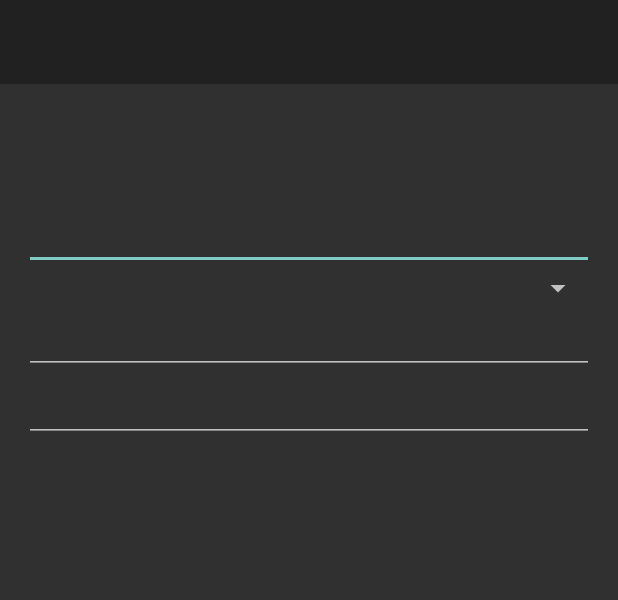
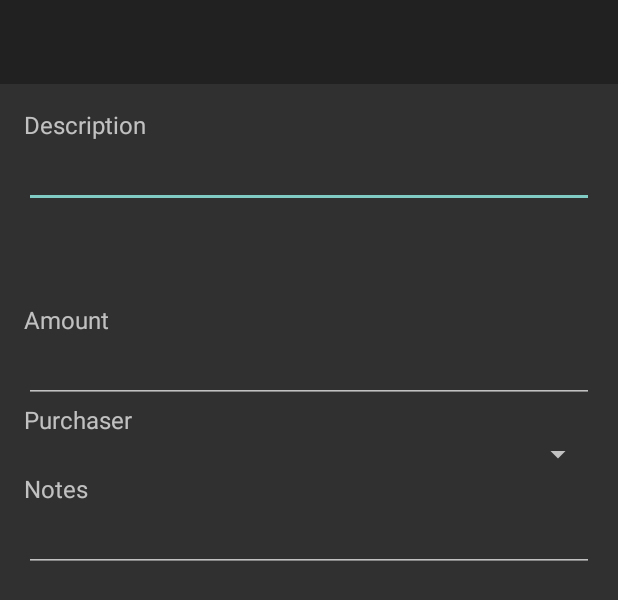
Before and after one commit to cartland/octavia-street-hilton, an Android app: the layout activity_transaction.xml on its own in the app's theme, with its tools: preview values and no code run, on a phone screen of 412 x 824 dp. Shown: the top 600 px of the screen. Run offline under Robolectric (Android 15) with nearby library versions, the light colour scheme and no system bars.

Commit message:
Clean up transaction editor UI.

```diff
--- a/android/app/src/main/res/layout/activity_transaction.xml
+++ b/android/app/src/main/res/layout/activity_transaction.xml
@@ -52,35 +52,72 @@
             android:paddingBottom="@dimen/activity_vertical_margin"
             >
             <TextView
-                android:id="@+id/transaction_string"
+                android:text="@string/description_header"
                 android:layout_width="match_parent"
-                android:layout_height="wrap_content" />
+                android:layout_height="wrap_content"
+                android:textSize="@dimen/small_header_height"
+                />
+            <EditText
+                android:id="@+id/transaction_description_editor"
+                android:layout_width="match_parent"
+                android:layout_height="wrap_content"
+                android:paddingTop="@dimen/editor_padding"
+                android:paddingBottom="@dimen/editor_padding"
+                android:inputType="text"
+                />
+
             <TextView
+                style="@style/TextStyle"
                 android:id="@+id/transaction_date_editor"
                 android:layout_width="match_parent"
                 android:layout_height="wrap_content"
                 android:textSize="@dimen/transaction_big_date_text_size"
+                android:paddingTop="@dimen/editor_padding"
+                android:paddingBottom="@dimen/editor_padding"
+                />
+
+            <TextView
+                android:text="@string/amount_header"
+                android:layout_width="match_parent"
+                android:layout_height="wrap_content"
+                android:textSize="@dimen/small_header_height"
                 />
             <EditText
                 android:id="@+id/transaction_amount_editor"
                 android:layout_width="match_parent"
                 android:layout_height="wrap_content"
+                android:paddingTop="@dimen/editor_padding"
+                android:paddingBottom="@dimen/editor_padding"
                 android:inputType="numberDecimal"
+                />
+
+            <TextView
+                android:text="@string/purchase_header"
+                android:layout_width="match_parent"
+                android:layout_height="wrap_content"
+                android:textSize="@dimen/small_header_height"
                 />
             <Spinner
                 android:id="@+id/transaction_purchaser_editor"
                 android:layout_width="match_parent"
                 android:layout_height="wrap_content"
+                android:paddingTop="@dimen/editor_padding"
+                android:paddingBottom="@dimen/editor_padding"
                 />
-            <EditText
-                android:id="@+id/transaction_description_editor"
+
+            <TextView
+                android:text="@string/notes_header"
                 android:layout_width="match_parent"
                 android:layout_height="wrap_content"
+                android:textSize="@dimen/small_header_height"
                 />
             <EditText
                 android:id="@+id/transaction_notes_editor"
                 android:layout_width="match_parent"
                 android:layout_height="wrap_content"
+                android:paddingTop="@dimen/editor_padding"
+                android:paddingBottom="@dimen/editor_padding"
+                android:inputType="text"
                 />
         </LinearLayout>
     </LinearLayout>
--- a/android/app/src/main/res/values/dimens.xml
+++ b/android/app/src/main/res/values/dimens.xml
@@ -41,4 +41,6 @@
     <dimen name="transaction_purchaser_text_size">16sp</dimen>
     <dimen name="transaction_text_margin">10dp</dimen>
     <dimen name="transaction_big_date_text_size">32sp</dimen>
+    <dimen name="small_header_height">16sp</dimen>
+    <dimen name="editor_padding">10dp</dimen>
 </resources>
--- a/android/app/src/main/res/values/strings.xml
+++ b/android/app/src/main/res/values/strings.xml
@@ -23,6 +23,10 @@
     <string name="default_room_id">octavia-street-hilton</string>
     <string name="sign_out">Sign Out</string>
     <string name="transactions">Transactions</string>
+    <string name="description_header">Description</string>
+    <string name="amount_header">Amount</string>
+    <string name="purchase_header">Purchaser</string>
+    <string name="notes_header">Notes</string>
 
     <string-array name="transactions_array">
         <item>All</item>
--- a/android/app/src/main/res/values/themes.xml
+++ b/android/app/src/main/res/values/themes.xml
@@ -28,6 +28,10 @@
 
     </style>
 
+    <style name="TextStyle">
+        <item name="android:textColor">@color/text_color</item>
+    </style>
+
     <style name="MyActionBarStyle">styles</style>
 
     <color name="color_primary">#3399ff</color>
@@ -37,5 +41,6 @@
     <color name="color_background">#FFFFFF</color>
 
     <color name="drawer_background">#333399</color>
+    <color name="text_color">#fff</color>
 
 </resources>
```
